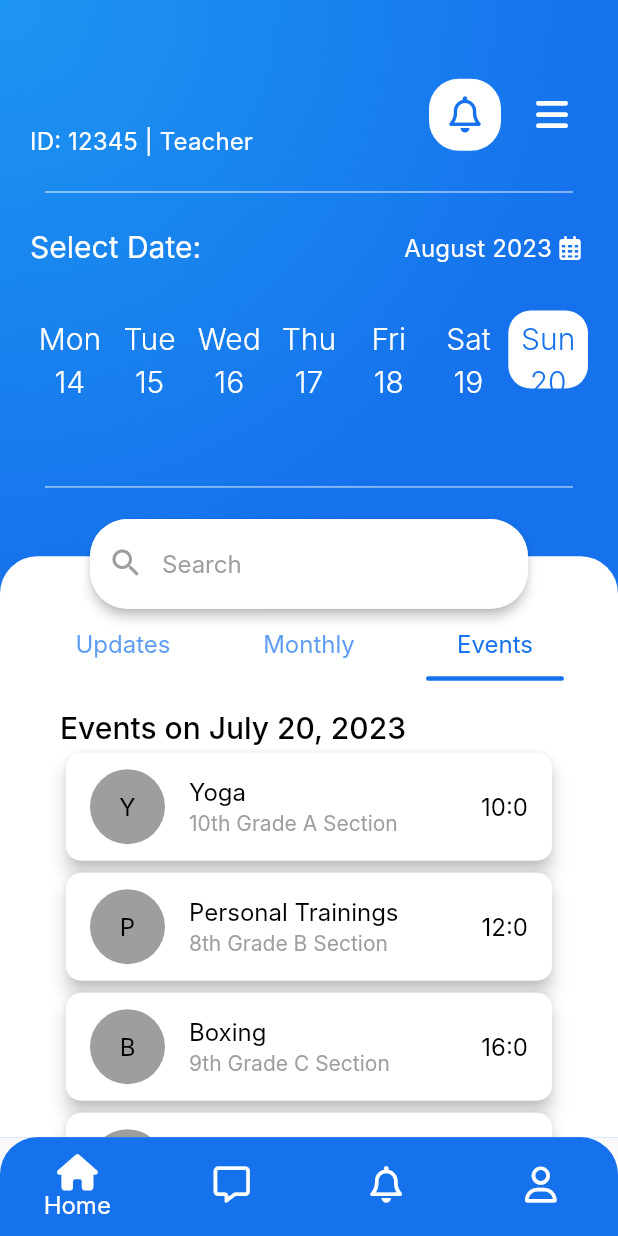
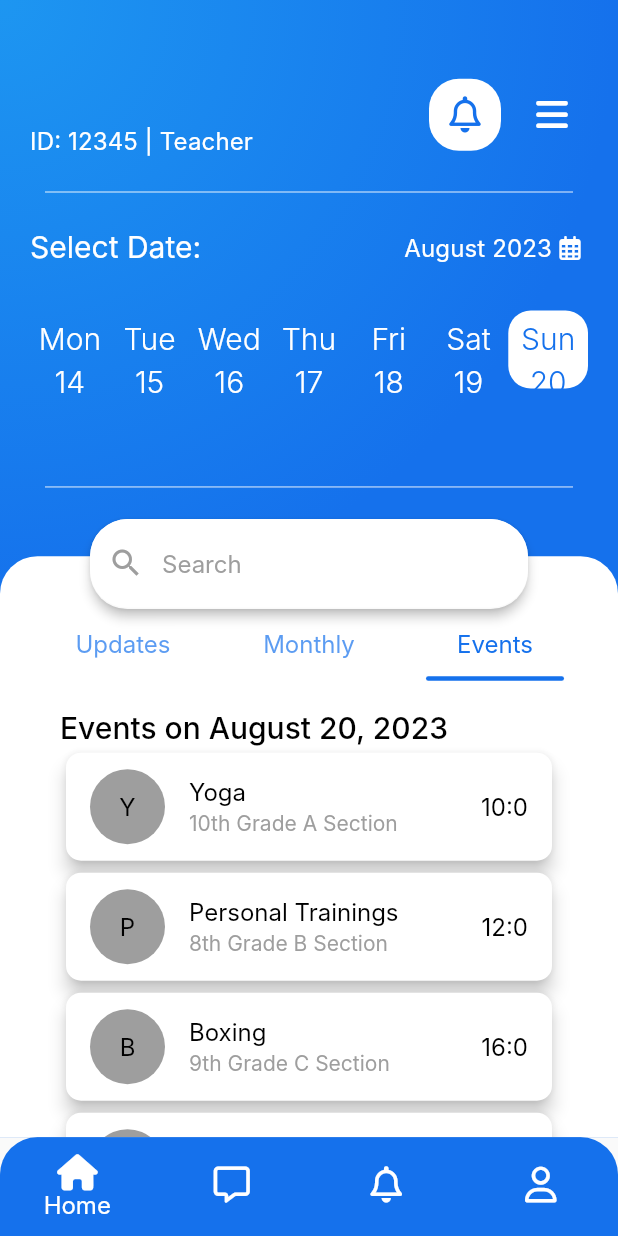
Before and after one commit to MohadesehHakimi/school_management, a Flutter app: the TeacherMainPage screen opened directly with empty values, tab 3 chosen, on a phone screen of 412 x 824 dp. Run offline on Flutter 3.47's test engine with Material 2 defaults, Android fonts, the phone set to English and light mode, and no system bars; drawn by our look-alikes of table_calendar; our stand-ins replace firebase_auth, firebase_core, font_awesome_flutter, syncfusion_flutter_charts; accounts and stored records are empty; generated files the repository leaves out were written again; Roboto replaces fonts that are missing (Inter).

Commit message:
feat: update selected date in teacher home page

```diff
--- a/lib/screens/teacher_home_page.dart
+++ b/lib/screens/teacher_home_page.dart
@@ -1,5 +1,6 @@
 import 'package:flutter/material.dart';
 import 'package:firebase_auth/firebase_auth.dart';
+import 'package:intl/intl.dart';
 
 import '../widgets/display_info_appbar.dart';
 import '../widgets/home_page_options.dart';
@@ -19,6 +20,13 @@ class TeacherHomePage extends StatefulWidget {
 class _TeacherHomePageState extends State<TeacherHomePage> with SingleTickerProviderStateMixin {
 
   late final TabController _tabController;
+  DateTime date = DateTime.now();
+
+  void setDate(DateTime newDate) {
+    setState(() {
+      date = newDate;
+    });
+  }
 
   @override
   void initState() {
@@ -47,7 +55,7 @@ class _TeacherHomePageState extends State<TeacherHomePage> with SingleTickerProv
           // AppBar
           PreferredSize(
             preferredSize: Size.fromHeight(MediaQuery.of(context).size.height * 0.4),
-            child: DisplayInfoAppBar(user: widget.user,),
+            child: DisplayInfoAppBar(user: widget.user, onDateChange: setDate,),
           ),
           Positioned(
             top: MediaQuery.of(context).size.height * 0.45,
@@ -183,7 +191,9 @@ class _TeacherHomePageState extends State<TeacherHomePage> with SingleTickerProv
                                   mainAxisAlignment: MainAxisAlignment.start,
                                   children: [
                                     Text(
-                                      'Events on July 20, 2023',
+                                      'Events on ${DateFormat.MMMM().format(date)} '
+                                          '${date.day}, '
+                                          '${date.year}',
                                       style: Theme.of(context).textTheme.bodyLarge,
                                     ),
                                   ],
--- a/lib/screens/teacher_main.dart
+++ b/lib/screens/teacher_main.dart
@@ -22,9 +22,9 @@ class _TeacherMainPageState extends State<TeacherMainPage> {
   @override
   void initState() {
     pages = <Widget>[
-      TeacherHomePage(user: widget.user),
-      TeacherHomePage(user: widget.user),
-      TeacherHomePage(user: widget.user),
+      TeacherHomePage(user: widget.user,),
+      TeacherHomePage(user: widget.user,),
+      TeacherHomePage(user: widget.user,),
       const TeacherProfile(),
     ];
     super.initState();
--- a/lib/widgets/calendar_appbar.dart
+++ b/lib/widgets/calendar_appbar.dart
@@ -81,7 +81,7 @@ class _CalendarAppBarState extends State<CalendarAppBar> {
           const SizedBox(height: 15.0,),
           SizedBox(
             height: MediaQuery.of(context).size.height * 0.13,
-            child: const CustomAppBarCalendar(),
+            child: CustomAppBarCalendar(onDateChange: () {},),
           ),
           const SizedBox(height: 10.0,),
           const Divider(
--- a/lib/widgets/custom_appbar_calendar.dart
+++ b/lib/widgets/custom_appbar_calendar.dart
@@ -6,7 +6,9 @@ DateTime mostRecentMonday(DateTime date) =>
     DateTime(date.year, date.month, date.day - (date.weekday - 1));
 
 class CustomAppBarCalendar extends StatefulWidget {
-  const CustomAppBarCalendar({super.key});
+  const CustomAppBarCalendar({super.key, required this.onDateChange});
+
+  final Function onDateChange;
 
   @override
   State<CustomAppBarCalendar> createState() => _CustomAppBarCalendarState();
@@ -37,6 +39,7 @@ class _CustomAppBarCalendarState extends State<CustomAppBarCalendar> {
           setState(() {
             _selectedDay = selectedDay;
             _focusedDay = selectedDay;
+            widget.onDateChange(selectedDay);
           });
         }
       },
--- a/lib/widgets/display_info_appbar.dart
+++ b/lib/widgets/display_info_appbar.dart
@@ -6,8 +6,9 @@ import 'package:intl/intl.dart';
 import '../widgets/custom_appbar_calendar.dart';
 
 class DisplayInfoAppBar extends StatefulWidget {
-  const DisplayInfoAppBar({super.key, required this.user});
+  const DisplayInfoAppBar({super.key, required this.user, required this.onDateChange});
 
+  final Function onDateChange;
   final User? user;
 
   @override
@@ -115,7 +116,7 @@ class _DisplayInfoAppBarState extends State<DisplayInfoAppBar> {
           const SizedBox(height: 30.0,),
           SizedBox(
             height: MediaQuery.of(context).size.height * 0.13,
-            child: const CustomAppBarCalendar(),
+            child: CustomAppBarCalendar(onDateChange: widget.onDateChange,),
           ),
           const SizedBox(height: 10.0,),
           const Divider(
```
